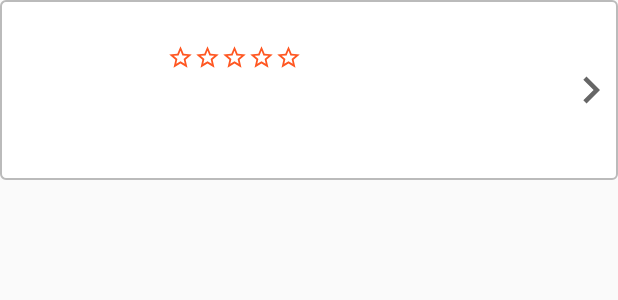
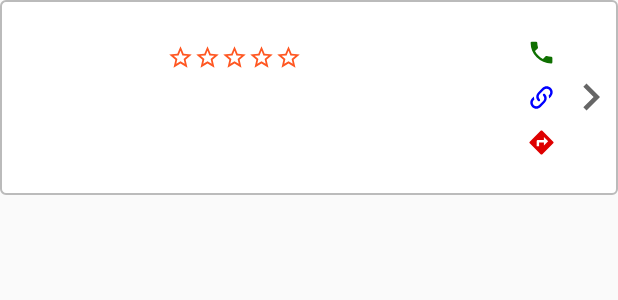
Before and after one commit to santbob/Capstone-Project, an Android app: the layout reco_list_item.xml on its own in the app's theme, with its tools: preview values and no code run, on a phone screen of 412 x 824 dp. Shown: the top 300 px of the screen. Run offline under Robolectric (Android 15) with nearby library versions, the phone set to English and light mode, and no system bars.

Commit message:
adding phone, website and direcitions back

```diff
--- a/LetMeEat/app/src/main/java/com/letmeeat/letmeeat/models/Address.java
+++ b/LetMeEat/app/src/main/java/com/letmeeat/letmeeat/models/Address.java
@@ -10,6 +10,7 @@ import android.text.TextUtils;
 public class Address {
 
     public static final String SPACE = " ";
+    public static final String COMMA = ",";
     private String streetLine1;
     private String streetLine2;
     private String city;
--- /dev/null
+++ b/LetMeEat/app/src/main/res/drawable/ic_directions.xml
@@ -0,0 +1,9 @@
+<?xml version="1.0" encoding="utf-8"?>
+<!-- drawable/ic_directions.xml -->
+<vector xmlns:android="http://schemas.android.com/apk/res/android"
+    android:height="24dp"
+    android:width="24dp"
+    android:viewportWidth="24"
+    android:viewportHeight="24">
+    <path android:fillColor="#de0000" android:pathData="M14,14.5V12H10V15H8V11A1,1 0 0,1 9,10H14V7.5L17.5,11M21.71,11.29L12.71,2.29H12.7C12.31,1.9 11.68,1.9 11.29,2.29L2.29,11.29C1.9,11.68 1.9,12.32 2.29,12.71L11.29,21.71C11.68,22.09 12.31,22.1 12.71,21.71L21.71,12.71C22.1,12.32 22.1,11.68 21.71,11.29Z" />
+</vector>
--- /dev/null
+++ b/LetMeEat/app/src/main/res/drawable/ic_link_variant.xml
@@ -0,0 +1,9 @@
+<?xml version="1.0" encoding="utf-8"?>
+<!-- drawable/ic_link_variant.xml -->
+<vector xmlns:android="http://schemas.android.com/apk/res/android"
+    android:height="24dp"
+    android:width="24dp"
+    android:viewportWidth="24"
+    android:viewportHeight="24">
+    <path android:fillColor="#00f" android:pathData="M10.59,13.41C11,13.8 11,14.44 10.59,14.83C10.2,15.22 9.56,15.22 9.17,14.83C7.22,12.88 7.22,9.71 9.17,7.76V7.76L12.71,4.22C14.66,2.27 17.83,2.27 19.78,4.22C21.73,6.17 21.73,9.34 19.78,11.29L18.29,12.78C18.3,11.96 18.17,11.14 17.89,10.36L18.36,9.88C19.54,8.71 19.54,6.81 18.36,5.64C17.19,4.46 15.29,4.46 14.12,5.64L10.59,9.17C9.41,10.34 9.41,12.24 10.59,13.41M13.41,9.17C13.8,8.78 14.44,8.78 14.83,9.17C16.78,11.12 16.78,14.29 14.83,16.24V16.24L11.29,19.78C9.34,21.73 6.17,21.73 4.22,19.78C2.27,17.83 2.27,14.66 4.22,12.71L5.71,11.22C5.7,12.04 5.83,12.86 6.11,13.65L5.64,14.12C4.46,15.29 4.46,17.19 5.64,18.36C6.81,19.54 8.71,19.54 9.88,18.36L13.41,14.83C14.59,13.66 14.59,11.76 13.41,10.59C13,10.2 13,9.56 13.41,9.17Z" />
+</vector>
--- /dev/null
+++ b/LetMeEat/app/src/main/res/drawable/ic_phone.xml
@@ -0,0 +1,9 @@
+<?xml version="1.0" encoding="utf-8"?>
+<!-- drawable/ic_phone.xml -->
+<vector xmlns:android="http://schemas.android.com/apk/res/android"
+    android:height="24dp"
+    android:width="24dp"
+    android:viewportWidth="24"
+    android:viewportHeight="24">
+    <path android:fillColor="#0f7001" android:pathData="M6.62,10.79C8.06,13.62 10.38,15.94 13.21,17.38L15.41,15.18C15.69,14.9 16.08,14.82 16.43,14.93C17.55,15.3 18.75,15.5 20,15.5A1,1 0 0,1 21,16.5V20A1,1 0 0,1 20,21A17,17 0 0,1 3,4A1,1 0 0,1 4,3H7.5A1,1 0 0,1 8.5,4C8.5,5.25 8.7,6.45 9.07,7.57C9.18,7.92 9.1,8.31 8.82,8.59L6.62,10.79Z" />
+</vector>
--- a/LetMeEat/app/src/main/res/layout/reco_badge.xml
+++ b/LetMeEat/app/src/main/res/layout/reco_badge.xml
@@ -1,5 +1,6 @@
 <?xml version="1.0" encoding="utf-8"?>
 <merge xmlns:android="http://schemas.android.com/apk/res/android">
+
     <ImageView
         android:id="@+id/reco_image"
         android:layout_width="100dp"
@@ -121,4 +122,36 @@
             android:textColor="@color/black"
             android:textSize="12sp" />
     </LinearLayout>
+
+    <LinearLayout
+        android:layout_width="30dp"
+        android:layout_height="match_parent"
+        android:gravity="center"
+        android:orientation="vertical">
+
+        <ImageView
+            android:id="@+id/phone"
+            android:layout_width="30dp"
+            android:layout_height="30dp"
+            android:paddingBottom="@dimen/small_pad"
+            android:paddingTop="@dimen/small_pad"
+            android:src="@drawable/ic_phone" />
+
+        <ImageView
+            android:id="@+id/link"
+            android:layout_width="30dp"
+            android:layout_height="30dp"
+            android:paddingBottom="@dimen/small_pad"
+            android:paddingTop="@dimen/small_pad"
+            android:src="@drawable/ic_link_variant" />
+
+        <ImageView
+            android:id="@+id/directions"
+            android:layout_width="30dp"
+            android:layout_height="30dp"
+            android:paddingBottom="@dimen/small_pad"
+            android:paddingTop="@dimen/small_pad"
+            android:src="@drawable/ic_directions" />
+
+    </LinearLayout>
 </merge>
--- a/LetMeEat/app/src/main/res/layout/reco_list_item.xml
+++ b/LetMeEat/app/src/main/res/layout/reco_list_item.xml
@@ -1,7 +1,7 @@
 <?xml version="1.0" encoding="utf-8"?>
 <LinearLayout xmlns:android="http://schemas.android.com/apk/res/android"
     android:layout_width="match_parent"
-    android:layout_height="120dp"
+    android:layout_height="130dp"
     android:layout_marginBottom="@dimen/large_pad"
     android:background="@drawable/round_gray_border"
     android:baselineAligned="false"
--- a/LetMeEat/app/src/main/res/values/dimens.xml
+++ b/LetMeEat/app/src/main/res/values/dimens.xml
@@ -10,7 +10,7 @@
     <dimen name="big_strip_height">80dp</dimen>
     <dimen name="picture_width">90dp</dimen>
     <dimen name="side_margin">8dp</dimen>
-
+    <dimen name="map_height">150dp</dimen>
     <!-- list -->
 
     <!-- detail -->
--- a/LetMeEat/app/src/main/res/values/strings.xml
+++ b/LetMeEat/app/src/main/res/values/strings.xml
@@ -25,7 +25,7 @@
     <string name="price_range">Price Range $ %1$d - %2$d</string>
     <string name="pricerange">$%1$d - %2$d</string>
     <string name="no_recommendations">We don\'t have recommendations at this time, please check again later</string>
-    <string name="static_map_url">https://maps.googleapis.com/maps/api/staticmap?center=%1$s&amp;zoom=13&amp;size=300x150&amp;maptype=roadmap&amp;markers=color:red|%2$s</string>
+    <string name="static_map_url" formatted="false">https://maps.googleapis.com/maps/api/staticmap?center=%1$s&amp;zoom=13&amp;size=%3$dx%4$d&amp;maptype=roadmap&amp;markers=color:red|%2$s</string>
     <string name="map_intent_url">geo:0,0?q=%1$s</string>
     <string name="recommendation_image">Picture of Food</string>
     <string name="reviews_count">%1$d reviews</string>
```
Also changed, not shown: LetMeEat/app/src/main/java/com/letmeeat/letmeeat/RecoDetailFragment.java (+60 -5 lines), LetMeEat/app/src/main/java/com/letmeeat/letmeeat/adapters/RecosAdapter.java (+46 -4 lines), LetMeEat/app/src/main/java/com/letmeeat/letmeeat/helpers/IntentHelper.java (added, +51 -0 lines), LetMeEat/app/src/main/java/com/letmeeat/letmeeat/helpers/Utils.java (added, +20 -0 lines), LetMeEat/app/src/main/java/com/letmeeat/letmeeat/views/SquareImageView.java (deleted, +0 -34 lines), LetMeEat/app/src/main/res/drawable/directions.xml (deleted, +0 -8 lines), LetMeEat/app/src/main/res/drawable/link_variant.xml (deleted, +0 -8 lines), LetMeEat/app/src/main/res/drawable/phone.xml (deleted, +0 -8 lines), LetMeEat/app/src/main/res/layout/fragment_reco_detail.xml (+7 -0 lines).
